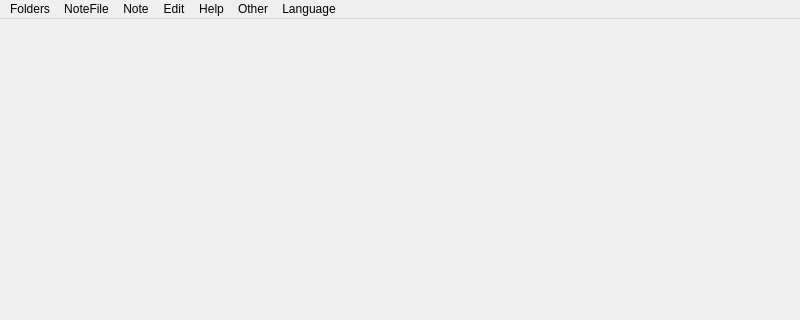
v-ko/pamet, file misli_desktop/misliwindow.ui: the form before one commit; both pictures show x 0 to 800 and y 0 to 320 of the 800 by 600 pixel window.
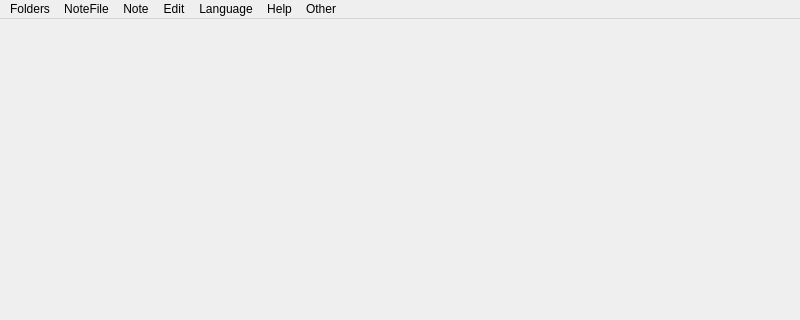
The form after the commit.

```diff
--- a/misli_desktop/misliwindow.ui
+++ b/misli_desktop/misliwindow.ui
@@ -116,9 +116,9 @@
    <addaction name="menuNoteFile"/>
    <addaction name="menuNote"/>
    <addaction name="menuEdit"/>
+   <addaction name="menuLanguage"/>
    <addaction name="menuHelp"/>
    <addaction name="menuOther"/>
-   <addaction name="menuLanguage"/>
   </widget>
   <action name="actionCopy">
    <property name="text">
```
Left out of the diff: 198 changed lines with no effect on the pictures.
